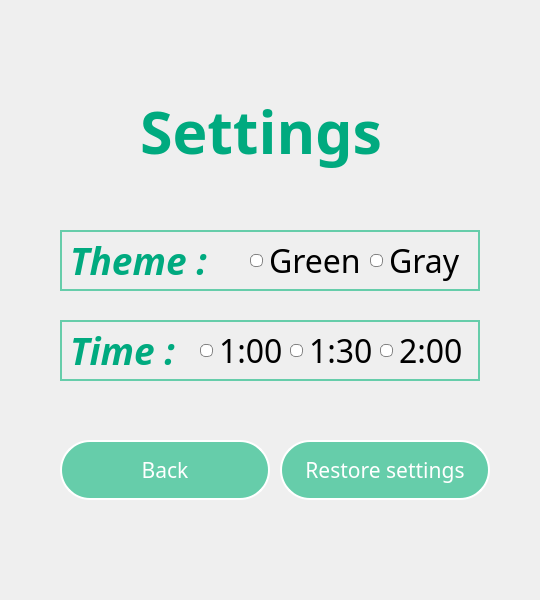
programmistvdzinsahirybashke/EnglishProject, file ui/ui_settings.ui: the form before one commit.
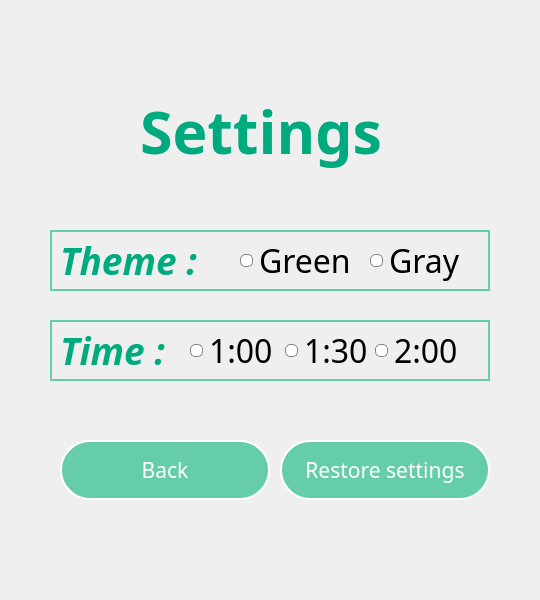
The form after the commit.

The edit to the form file:
```diff
--- a/ui/ui_settings.ui
+++ b/ui/ui_settings.ui
@@ -45,7 +45,7 @@
   <widget class="QLabel" name="label">
    <property name="geometry">
     <rect>
-     <x>70</x>
+     <x>60</x>
      <y>240</y>
      <width>171</width>
      <height>41</height>
@@ -115,7 +115,7 @@
   <widget class="QRadioButton" name="radioButtonSetGreen">
    <property name="geometry">
     <rect>
-     <x>250</x>
+     <x>240</x>
      <y>240</y>
      <width>121</width>
      <height>41</height>
@@ -191,7 +191,7 @@
   <widget class="QLabel" name="label_2">
    <property name="geometry">
     <rect>
-     <x>70</x>
+     <x>60</x>
      <y>330</y>
      <width>171</width>
      <height>41</height>
@@ -219,7 +219,7 @@
   <widget class="QRadioButton" name="radioButtonSetTimeMInuteThirty">
    <property name="geometry">
     <rect>
-     <x>290</x>
+     <x>285</x>
      <y>330</y>
      <width>81</width>
      <height>41</height>
@@ -257,7 +257,7 @@
   <widget class="QRadioButton" name="radioButtonSetTimeMInute">
    <property name="geometry">
     <rect>
-     <x>200</x>
+     <x>190</x>
      <y>330</y>
      <width>81</width>
      <height>41</height>
@@ -295,9 +295,9 @@
   <widget class="QFrame" name="frame_5">
    <property name="geometry">
     <rect>
-     <x>60</x>
+     <x>50</x>
      <y>320</y>
-     <width>420</width>
+     <width>440</width>
      <height>61</height>
     </rect>
    </property>
@@ -315,9 +315,9 @@
   <widget class="QFrame" name="frame_7">
    <property name="geometry">
     <rect>
-     <x>60</x>
+     <x>50</x>
      <y>230</y>
-     <width>420</width>
+     <width>440</width>
      <height>61</height>
     </rect>
    </property>
@@ -335,7 +335,7 @@
   <widget class="QRadioButton" name="radioButtonSetTimeTwoMinutes">
    <property name="geometry">
     <rect>
-     <x>380</x>
+     <x>375</x>
      <y>330</y>
      <width>91</width>
      <height>41</height>
```
